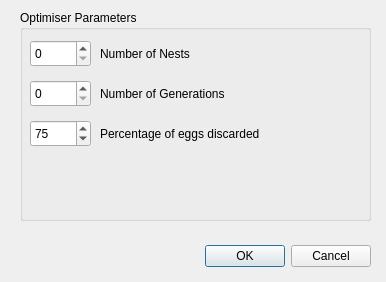
This is AerOpt/Gui/Gui/Dialogs/OptimiserDialog.ui in DrBenEvans/AerOptGUI as Qt 5 draws it before an edit. The edited form follows.
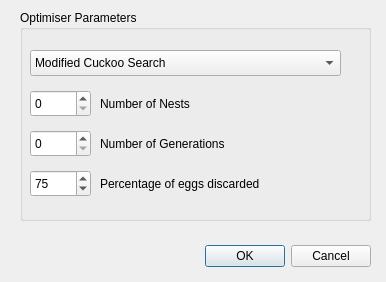
This is the edited form.

Commit message: Optimiser selection GUI

The edit to the form file:
```diff
--- a/AerOpt/Gui/Gui/Dialogs/OptimiserDialog.ui
+++ b/AerOpt/Gui/Gui/Dialogs/OptimiserDialog.ui
@@ -51,7 +51,7 @@
     <property name="geometry">
      <rect>
       <x>80</x>
-      <y>30</y>
+      <y>80</y>
       <width>231</width>
       <height>27</height>
      </rect>
@@ -64,7 +64,7 @@
     <property name="geometry">
      <rect>
       <x>80</x>
-      <y>70</y>
+      <y>120</y>
       <width>221</width>
       <height>27</height>
      </rect>
@@ -77,7 +77,7 @@
     <property name="geometry">
      <rect>
       <x>10</x>
-      <y>30</y>
+      <y>80</y>
       <width>61</width>
       <height>27</height>
      </rect>
@@ -87,7 +87,7 @@
     <property name="geometry">
      <rect>
       <x>10</x>
-      <y>70</y>
+      <y>120</y>
       <width>61</width>
       <height>27</height>
      </rect>
@@ -97,7 +97,7 @@
     <property name="geometry">
      <rect>
       <x>10</x>
-      <y>110</y>
+      <y>160</y>
       <width>61</width>
       <height>27</height>
      </rect>
@@ -113,7 +113,7 @@
     <property name="geometry">
      <rect>
       <x>80</x>
-      <y>110</y>
+      <y>160</y>
       <width>271</width>
       <height>27</height>
      </rect>
@@ -122,6 +122,31 @@
      <string>Percentage of eggs discarded</string>
     </property>
    </widget>
+   <widget class="QComboBox" name="method">
+    <property name="geometry">
+     <rect>
+      <x>10</x>
+      <y>40</y>
+      <width>311</width>
+      <height>26</height>
+     </rect>
+    </property>
+    <item>
+     <property name="text">
+      <string>Modified Cuckoo Search</string>
+     </property>
+    </item>
+    <item>
+     <property name="text">
+      <string>Differential Evolution</string>
+     </property>
+    </item>
+    <item>
+     <property name="text">
+      <string>Particle Swarm Optimisation</string>
+     </property>
+    </item>
+   </widget>
   </widget>
  </widget>
  <resources/>
```
Left out of the diff: 2 changed lines with no effect on the pictures. The commit also changes 4 other files.
